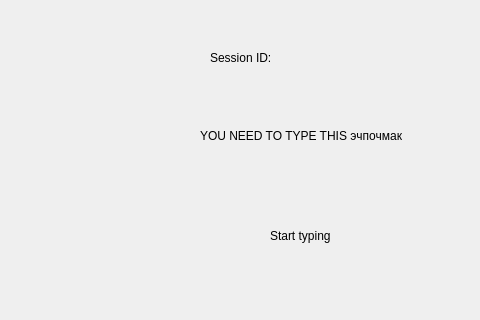
First picture: the form in client/src/gamewindow.ui, repository khbminus/fastTyping, before the edit; both pictures show x 0 to 480 and y 0 to 320 of the 800 by 600 pixel window.
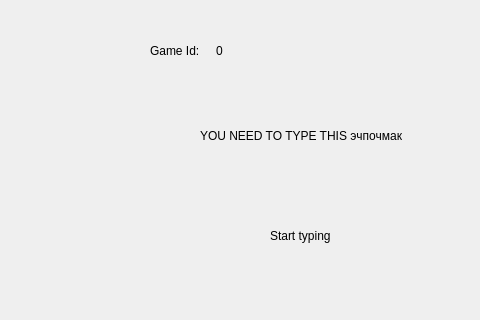
Second picture: the form after the edit.

What changed in the file:
```diff
--- a/client/src/gamewindow.ui
+++ b/client/src/gamewindow.ui
@@ -59,14 +59,27 @@
    <widget class="QLabel" name="label">
     <property name="geometry">
      <rect>
-      <x>210</x>
-      <y>50</y>
+      <x>150</x>
+      <y>40</y>
       <width>61</width>
-      <height>16</height>
+      <height>21</height>
      </rect>
     </property>
     <property name="text">
-     <string>Session ID: 0</string>
+     <string>Game Id:</string>
+    </property>
+   </widget>
+   <widget class="QLabel" name="game_id">
+    <property name="geometry">
+     <rect>
+      <x>216</x>
+      <y>40</y>
+      <width>51</width>
+      <height>21</height>
+     </rect>
+    </property>
+    <property name="text">
+     <string>0</string>
     </property>
    </widget>
   </widget>
```
